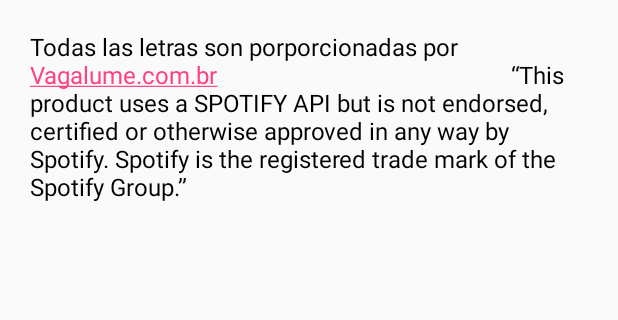
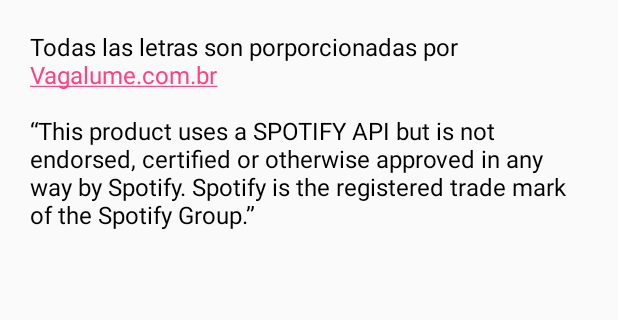
Before and after one commit to poblenou/FeatherLyrics_APP, an Android app: the layout about.xml on its own in the app's theme, with its tools: preview values and no code run, on a phone screen of 412 x 824 dp, the part 63-383 px from its top. Run offline under Robolectric (Android 15) with nearby library versions, the phone set to English and light mode, and no system bars.

Commit message:
Pequeño retoque en la sección about

```diff
--- a/app/src/main/res/layout/about.xml
+++ b/app/src/main/res/layout/about.xml
@@ -19,7 +19,7 @@
         android:layout_height="wrap_content"
         android:paddingTop="20dip"
         android:textSize="16sp"
-        android:text="Todas las letras son porporcionadas por Vagalume.com.br                                                 “This product uses a SPOTIFY API but is not endorsed, certified or otherwise approved in any way by Spotify. Spotify is the registered trade mark of the Spotify Group.”"
+        android:text="Todas las letras son porporcionadas por Vagalume.com.br\n\n“This product uses a SPOTIFY API but is not endorsed, certified or otherwise approved in any way by Spotify. Spotify is the registered trade mark of the Spotify Group.”"
         android:autoLink="web"
         android:textColor="#000000" />
 
```
